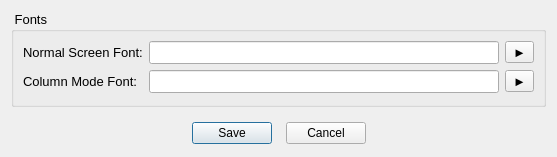
copperspice/diamond, file forms/dialog_fonts.ui: the form before one commit.
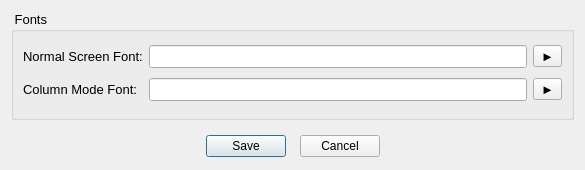
The form after the commit.

```diff
--- a/forms/dialog_fonts.ui
+++ b/forms/dialog_fonts.ui
@@ -6,8 +6,8 @@
    <rect>
     <x>0</x>
     <y>0</y>
-    <width>549</width>
-    <height>155</height>
+    <width>585</width>
+    <height>170</height>
    </rect>
   </property>
   <property name="windowTitle">
@@ -46,7 +46,7 @@
         <property name="palette">
          <palette>
           <active>
-           <colorrole role="Text">
+           <colorrole role="PlaceholderText">
             <brush brushstyle="SolidPattern">
              <color alpha="255">
               <red>0</red>
@@ -57,7 +57,7 @@
            </colorrole>
           </active>
           <inactive>
-           <colorrole role="Text">
+           <colorrole role="PlaceholderText">
             <brush brushstyle="SolidPattern">
              <color alpha="255">
               <red>0</red>
@@ -68,7 +68,7 @@
            </colorrole>
           </inactive>
           <disabled>
-           <colorrole role="Text">
+           <colorrole role="PlaceholderText">
             <brush brushstyle="SolidPattern">
              <color alpha="255">
               <red>106</red>
@@ -110,7 +110,7 @@
         <property name="palette">
          <palette>
           <active>
-           <colorrole role="Text">
+           <colorrole role="PlaceholderText">
             <brush brushstyle="SolidPattern">
              <color alpha="255">
               <red>0</red>
@@ -121,7 +121,7 @@
            </colorrole>
           </active>
           <inactive>
-           <colorrole role="Text">
+           <colorrole role="PlaceholderText">
             <brush brushstyle="SolidPattern">
              <color alpha="255">
               <red>0</red>
@@ -132,7 +132,7 @@
            </colorrole>
           </inactive>
           <disabled>
-           <colorrole role="Text">
+           <colorrole role="PlaceholderText">
             <brush brushstyle="SolidPattern">
              <color alpha="255">
               <red>106</red>
```
Left out of the diff: 64 changed lines with no effect on the pictures.
